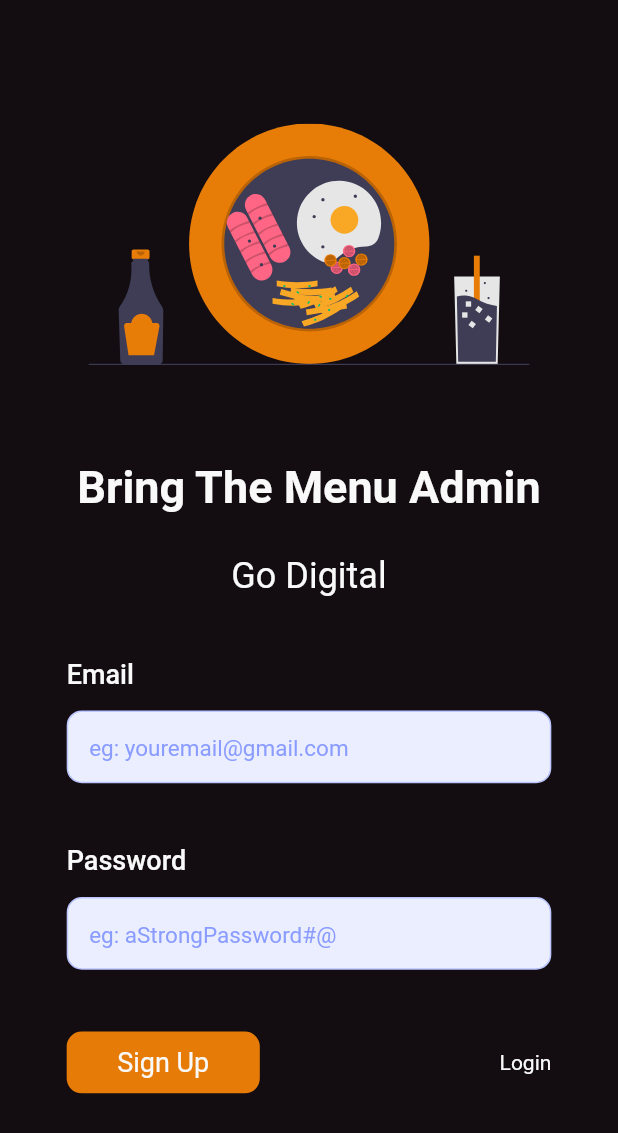
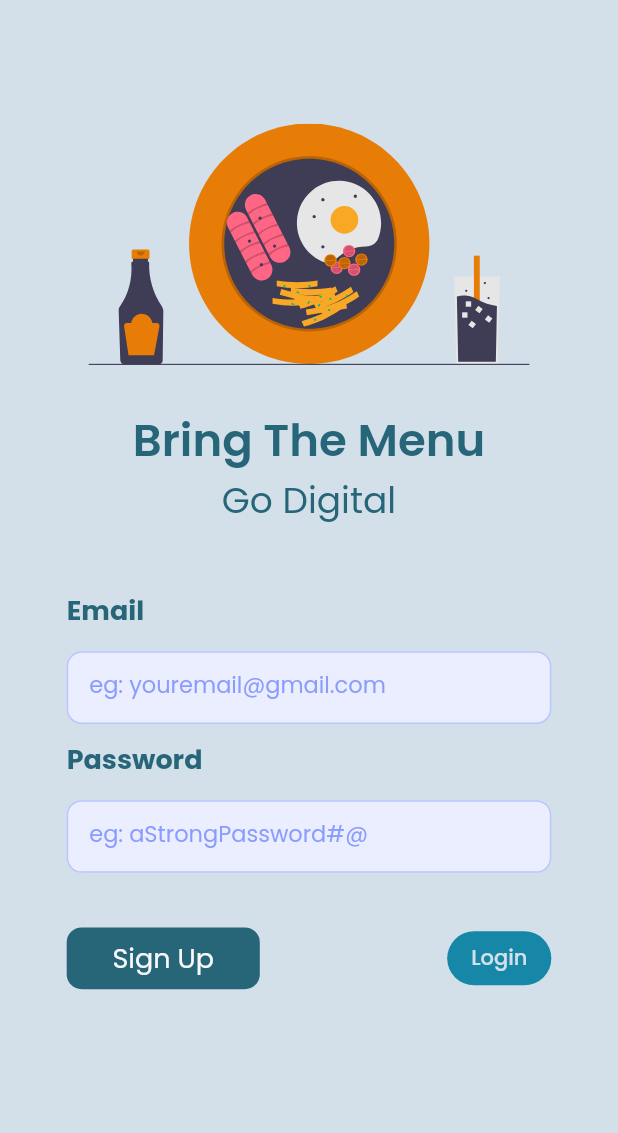
Before and after one commit to m0hit-kumar/Bring-The-Menu, a Flutter app: the screen it shows after launch, on a phone screen of 412 x 824 dp. Shown: the top 1133 px of the screen. Run offline on Flutter 3.47's test engine with Material 2 defaults, Android fonts, the phone set to English and light mode, and no system bars; our stand-ins replace audioplayers, cloud_firestore, firebase_auth, firebase_core, flutter_svg, fluttertoast and 3 more; missing offline and left inert: slidable_button, universal_html; accounts and stored records are empty; Roboto replaces fonts that are missing (Lexend); statements that could not run were skipped.

Commit message:
AdminsSignPage:UI updated

```diff
--- a/lib/main.dart
+++ b/lib/main.dart
@@ -1,23 +1,20 @@
-
-
-import 'package:bring_the_menu/views/admin/generate_qr/generate_qr.dart';
-
-import 'package:bring_the_menu/views/admin/dashboard/about_page.dart';
-
+import 'package:firebase_core/firebase_core.dart';
+import 'package:flutter/material.dart';
+import 'package:flutter/services.dart';
+import 'package:get/get.dart';
 import 'package:universal_html/html.dart' as html;
 
+import 'package:bring_the_menu/views/admin/complete_profile/complete_profile.dart';
+import 'package:bring_the_menu/views/admin/dashboard/about_page.dart';
 import 'package:bring_the_menu/views/admin/dashboard/admin_dashboard.dart';
+import 'package:bring_the_menu/views/admin/generate_qr/generate_qr.dart';
 import 'package:bring_the_menu/views/admin/login/admin_login.dart';
 import 'package:bring_the_menu/views/admin/otp/otp.dart';
+import 'package:bring_the_menu/views/admin/signup/admin_signup.dart';
 import 'package:bring_the_menu/views/client/onBoard/menu_page.dart';
-import 'package:flutter/material.dart';
-import 'package:firebase_core/firebase_core.dart';
+import 'package:bring_the_menu/views/client/onBoard/onboard.dart';
+import 'package:google_fonts/google_fonts.dart';
 import 'firebase_options.dart';
-import 'package:flutter/services.dart';
-import 'package:bring_the_menu/views/admin/signup/admin_signup.dart';
-import 'package:bring_the_menu/views/client/onBoard/onboard.dart';
-import 'package:get/get.dart';
-import 'package:bring_the_menu/views/admin/complete_profile/complete_profile.dart';
 
 Future<void> main() async {
   WidgetsFlutterBinding.ensureInitialized();
@@ -60,7 +57,9 @@ class _MyAppState extends State<MyApp> {
     return GetMaterialApp(
       debugShowCheckedModeBanner: false,
       initialRoute: '/adminSignup',
-      theme: ThemeData(fontFamily: 'Lexend'),
+      theme: ThemeData(
+        fontFamily: GoogleFonts.poppins().fontFamily,
+      ),
       getPages: [
         GetPage(name: '/adminSignup', page: () => const AdminSignUp()),
         GetPage(
--- a/lib/views/admin/signup/admin_signup.dart
+++ b/lib/views/admin/signup/admin_signup.dart
@@ -1,12 +1,14 @@
 import 'package:bring_the_menu/constants.dart';
 import 'package:bring_the_menu/controller/auth_controller.dart';
 import 'package:bring_the_menu/views/admin/otp/otp.dart';
+import 'package:bring_the_menu/views/utility_classes/mytheme.dart';
 import 'package:bring_the_menu/views/widgets/custom_button.dart';
 import 'package:firebase_auth/firebase_auth.dart';
 import 'package:flutter/material.dart';
 import 'package:flutter_svg/flutter_svg.dart';
 import 'package:get/get.dart';
 import 'package:bring_the_menu/views/widgets/input_widget.dart';
+import 'package:velocity_x/velocity_x.dart';
 
 class AdminSignUp extends StatefulWidget {
   const AdminSignUp({super.key});
@@ -36,7 +38,7 @@ class _AdminSignUpState extends State<AdminSignUp> {
           return snapshot.hasData
               ? const AdminOTPScreen()
               : Scaffold(
-                  backgroundColor: constants.backgroundColor,
+                  backgroundColor: MyTheme.LightBlue,
                   body: SingleChildScrollView(
                     child: Padding(
                       padding: const EdgeInsets.symmetric(horizontal: 7),
@@ -49,20 +51,21 @@ class _AdminSignUpState extends State<AdminSignUp> {
                               'assets/images/foodPlate.svg',
                               width: Get.width / 1.4,
                             ),
-                            SizedBox(height: Get.height / 13),
+                            SizedBox(height: Get.height / 30),
                             Text(
-                              'Bring The Menu Admin',
+                              textAlign: TextAlign.center,
+                              'Bring The Menu',
                               style: TextStyle(
-                                  color: constants.whiteTextColor,
+                                  color: MyTheme.darkBlue,
                                   fontWeight: FontWeight.w600,
-                                  fontSize: 30),
+                                  fontSize: 30,
+                                  fontStyle: FontStyle.normal,
+                                  wordSpacing: 0.0),
                             ),
-                            SizedBox(height: Get.height / 30),
                             Text(
                               'Go Digital',
                               style: TextStyle(
-                                  color: constants.whiteTextColor,
-                                  fontSize: 24),
+                                  color: MyTheme.darkBlue, fontSize: 24),
                               textAlign: TextAlign.center,
                             ),
                             SizedBox(height: Get.height / 20),
@@ -72,7 +75,7 @@ class _AdminSignUpState extends State<AdminSignUp> {
                                 hintText: 'eg: youremail@gmail.com',
                                 controller: emailController,
                                 isObscrue: false),
-                            SizedBox(height: Get.height / 20),
+                            SizedBox(height: 10),
                             InputWidget(
                                 constants: constants,
                                 title: 'Password',
@@ -80,7 +83,7 @@ class _AdminSignUpState extends State<AdminSignUp> {
                                 controller: passwordController,
                                 keyboardType: TextInputType.visiblePassword,
                                 isObscrue: true),
-                            SizedBox(height: Get.height / 20),
+                            SizedBox(height: Get.height / 25),
                             Padding(
                               padding: EdgeInsets.symmetric(
                                   horizontal: Get.width / 11),
@@ -102,20 +105,32 @@ class _AdminSignUpState extends State<AdminSignUp> {
                                       },
                                       width: Get.width / 3.2,
                                       height: Get.height / 20),
-                                  InkWell(
-                                    onTap: () {
+                                  ElevatedButton(
+
+                                    onPressed: () {
                                       final username =
                                           emailController.text.trim();
                                       final password =
                                           passwordController.text.trim();
                                       authManager.login(username, password);
                                     },
+                                    style: ButtonStyle(
+                                      elevation: MaterialStateProperty.all(0),
+                                      backgroundColor: MaterialStatePropertyAll( MyTheme.MidBlue),
+                                      shape: MaterialStateProperty.all(
+                                        RoundedRectangleBorder(
+                                          borderRadius:
+                                              BorderRadius.circular(30),
+                                        ),
+                                      ),
+                                    ),
                                     child: Text(
                                       'Login',
                                       style: TextStyle(
-                                          color: constants.whiteTextColor),
+                                        color: MyTheme.LightBlue,
+                                      ),
                                     ),
-                                  )
+                                  ),
                                 ],
                               ),
                             )
--- /dev/null
+++ b/lib/views/utility_classes/mytheme.dart
@@ -0,0 +1,8 @@
+import 'package:flutter/material.dart';
+
+class MyTheme{
+  static Color WhiteSmoke = const Color(0xFFF6F5F5);
+  static Color LightBlue = const Color(0xFFD3E0EA);
+  static Color MidBlue = const Color(0xFF1687A7);
+  static Color darkBlue = const Color(0xFF276678);
+}
--- a/lib/views/widgets/custom_button.dart
+++ b/lib/views/widgets/custom_button.dart
@@ -1,5 +1,6 @@
 import 'package:bring_the_menu/constants.dart';
 import 'package:flutter/material.dart';
+import 'package:bring_the_menu/views/utility_classes/mytheme.dart';
 
 class CustomButton extends StatelessWidget {
   CustomButton({
@@ -25,7 +26,7 @@ class CustomButton extends StatelessWidget {
         width: width,
         height: height,
         decoration: BoxDecoration(
-            color: constants.themeColor,
+            color: MyTheme.darkBlue,
             borderRadius: BorderRadius.circular(10)),
         child: Center(
           child: Text(title,
--- a/lib/views/widgets/input_widget.dart
+++ b/lib/views/widgets/input_widget.dart
@@ -1,3 +1,4 @@
+import 'package:bring_the_menu/views/utility_classes/mytheme.dart';
 import 'package:flutter/material.dart';
 import 'package:get/get.dart';
 import 'package:bring_the_menu/constants.dart';
@@ -40,8 +41,8 @@ class _InputWidgetState extends State<InputWidget> {
                 Text(
                   widget.title,
                   style: TextStyle(
-                      color: widget.constants.whiteTextColor,
-                      fontWeight: FontWeight.w500,
+                      color: MyTheme.darkBlue,
+                      fontWeight: FontWeight.w700,
                       fontSize: 18),
                 ),
               ],
--- a/pubspec.yaml
+++ b/pubspec.yaml
@@ -49,6 +49,8 @@ dependencies:
   # Use with the CupertinoIcons class for iOS style icons.
   cupertino_icons: ^1.0.2
   universal_html: ^2.0.8
+  velocity_x: ^4.0.0
+  google_fonts: ^4.0.4
 
 dev_dependencies:
   flutter_test:
```
Also changed, not shown: assets/images/restarant.svg (added), pubspec.lock, 1 other file.
